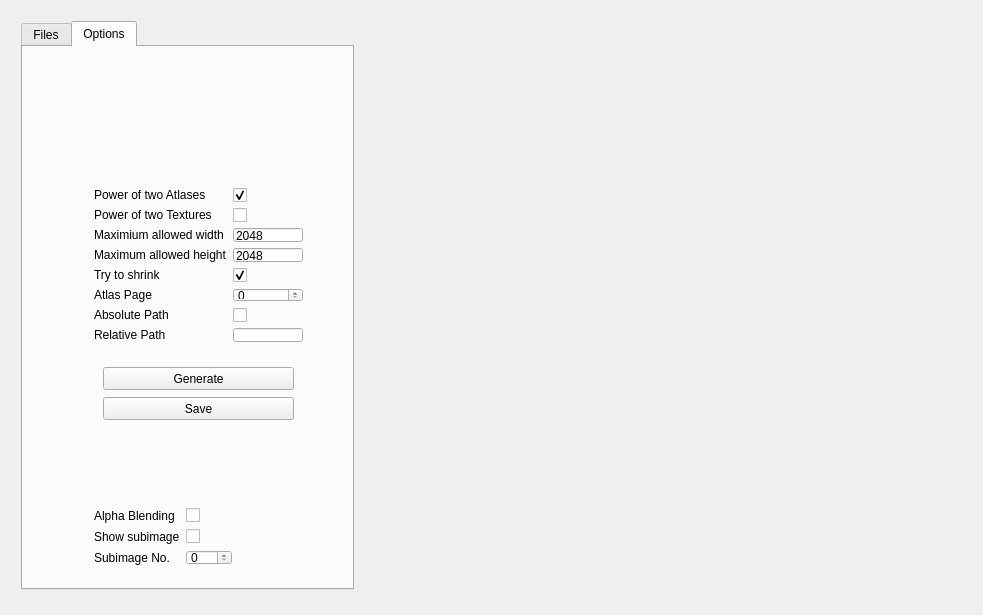
Old version of the form tools/atlas/mainwindow.ui in the repository fifengine/fifengine.
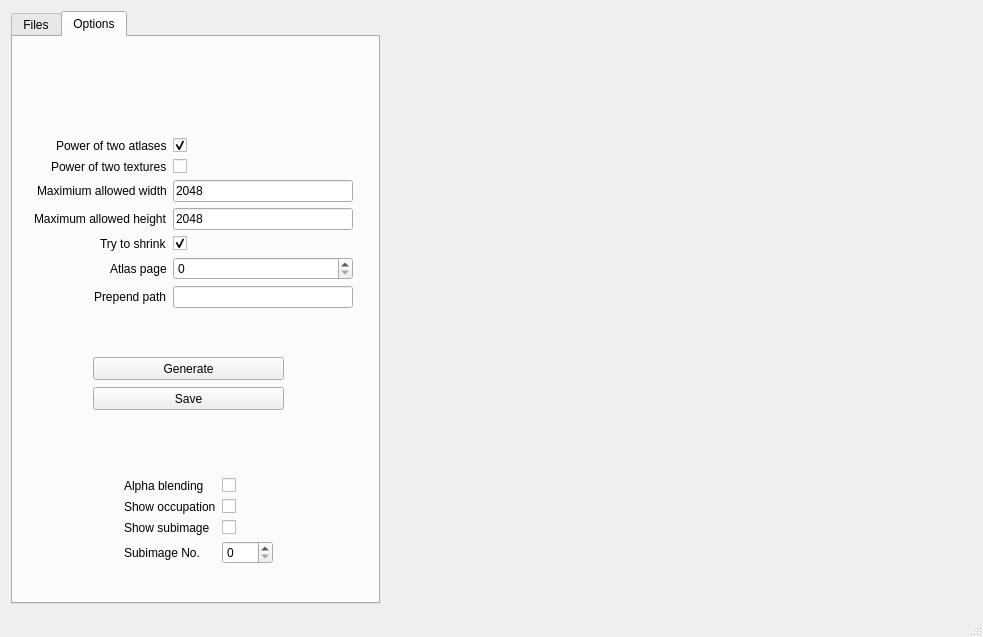
New version of the form. The open tabs and pages were chosen to show the change. Custom widgets are drawn as their Qt base class.

Commit message: * Few enchantments to atlas tool [t:541]   * It tries to pack images tighter now.   * You can now add images from a directory and its subdirectories   * It saves every atlas description to separate file.   * One can highlight subimage in atlas and look how the subimages occupy generated atlas.   * It now tries to guess what path to append to filename.

Diff of the .ui file:
```diff
--- a/tools/atlas/mainwindow.ui
+++ b/tools/atlas/mainwindow.ui
@@ -7,7 +7,7 @@
     <x>0</x>
     <y>0</y>
     <width>983</width>
-    <height>615</height>
+    <height>635</height>
    </rect>
   </property>
   <property name="windowTitle">
@@ -26,15 +26,8 @@
      <height>615</height>
     </size>
    </property>
-   <widget class="QWidget" name="horizontalLayoutWidget">
-    <property name="geometry">
-     <rect>
-      <x>10</x>
-      <y>10</y>
-      <width>961</width>
-      <height>591</height>
-     </rect>
-    </property>
+   <layout class="QGridLayout" name="gridLayout">
+    <item row="0" column="0">
     <layout class="QHBoxLayout" name="horizontalLayout">
      <property name="sizeConstraint">
       <enum>QLayout::SetDefaultConstraint</enum>
@@ -49,10 +42,16 @@
        </property>
        <property name="minimumSize">
         <size>
-         <width>0</width>
+          <width>369</width>
          <height>0</height>
         </size>
        </property>
+        <property name="maximumSize">
+         <size>
+          <width>369</width>
+          <height>16777215</height>
+         </size>
+        </property>
        <property name="currentIndex">
         <number>1</number>
        </property>
@@ -136,20 +135,26 @@
         <widget class="QWidget" name="formLayoutWidget">
          <property name="geometry">
           <rect>
-           <x>60</x>
-           <y>130</y>
-           <width>231</width>
-           <height>176</height>
+            <x>10</x>
+            <y>90</y>
+            <width>341</width>
+            <height>314</height>
           </rect>
          </property>
          <layout class="QFormLayout" name="formLayout">
           <property name="fieldGrowthPolicy">
            <enum>QFormLayout::AllNonFixedFieldsGrow</enum>
           </property>
+           <property name="rowWrapPolicy">
+            <enum>QFormLayout::DontWrapRows</enum>
+           </property>
+           <property name="labelAlignment">
+            <set>Qt::AlignRight|Qt::AlignTrailing|Qt::AlignVCenter</set>
+           </property>
           <item row="0" column="0">
            <widget class="QLabel" name="pOTAtlasLabel">
             <property name="text">
-             <string>Power of two Atlases</string>
+              <string>Power of two atlases</string>
             </property>
            </widget>
           </item>
@@ -163,7 +168,7 @@
           <item row="1" column="0">
            <widget class="QLabel" name="pOTTexturesLabel">
             <property name="text">
-             <string>Power of two Textures</string>
+              <string>Power of two textures</string>
             </property>
            </widget>
           </item>
@@ -215,7 +220,7 @@
           <item row="5" column="0">
            <widget class="QLabel" name="atlasPageLabel">
             <property name="text">
-             <string>Atlas Page</string>
+              <string>Atlas page</string>
             </property>
            </widget>
           </item>
@@ -225,22 +230,12 @@
           <item row="6" column="0">
            <widget class="QLabel" name="absolutePathLabel">
             <property name="text">
-             <string>Absolute Path</string>
+              <string>Prepend path</string>
             </property>
            </widget>
           </item>
           <item row="6" column="1">
-           <widget class="QCheckBox" name="absolutePathCheckBox"/>
-          </item>
-          <item row="7" column="0">
-           <widget class="QLabel" name="relativePathLabel">
-            <property name="text">
-             <string>Relative Path</string>
-            </property>
-           </widget>
-          </item>
-          <item row="7" column="1">
-           <widget class="QLineEdit" name="relativePathLineEdit"/>
+            <widget class="QLineEdit" name="prependPathLineEdit"/>
           </item>
          </layout>
         </widget>
@@ -273,10 +268,10 @@
         <widget class="QWidget" name="formLayoutWidget_2">
          <property name="geometry">
           <rect>
-           <x>60</x>
-           <y>450</y>
-           <width>160</width>
-           <height>79</height>
+            <x>100</x>
+            <y>430</y>
+            <width>171</width>
+            <height>131</height>
           </rect>
          </property>
          <layout class="QFormLayout" name="formLayout_2">
@@ -286,33 +281,43 @@
           <item row="0" column="0">
            <widget class="QLabel" name="alphaBlendingLabel">
             <property name="text">
-             <string>Alpha Blending</string>
+              <string>Alpha blending</string>
             </property>
            </widget>
           </item>
           <item row="0" column="1">
            <widget class="QCheckBox" name="alphaBlendingCheckBox"/>
           </item>
-          <item row="1" column="0">
+           <item row="2" column="0">
            <widget class="QLabel" name="showSubimageLabel">
             <property name="text">
              <string>Show subimage</string>
             </property>
            </widget>
           </item>
-          <item row="2" column="0">
+           <item row="3" column="0">
            <widget class="QLabel" name="subimageNoLabel">
             <property name="text">
              <string>Subimage No.</string>
             </property>
            </widget>
           </item>
-          <item row="2" column="1">
+           <item row="3" column="1">
            <widget class="QSpinBox" name="subimageNoSpinBox"/>
           </item>
-          <item row="1" column="1">
+           <item row="2" column="1">
            <widget class="QCheckBox" name="showSubimageCheckBox"/>
           </item>
+           <item row="1" column="0">
+            <widget class="QLabel" name="showOccupationLabel">
+             <property name="text">
+              <string>Show occupation</string>
+             </property>
+            </widget>
+           </item>
+           <item row="1" column="1">
+            <widget class="QCheckBox" name="showOccupationCheckBox"/>
+           </item>
          </layout>
         </widget>
        </widget>
@@ -321,30 +326,34 @@
      <item>
       <widget class="QWidget" name="previewWidget" native="true">
        <property name="sizePolicy">
-        <sizepolicy hsizetype="MinimumExpanding" vsizetype="MinimumExpanding">
+         <sizepolicy hsizetype="Expanding" vsizetype="Expanding">
          <horstretch>0</horstretch>
          <verstretch>0</verstretch>
         </sizepolicy>
        </property>
        <property name="minimumSize">
         <size>
-         <width>600</width>
-         <height>589</height>
-        </size>
-       </property>
-       <property name="maximumSize">
-        <size>
-         <width>16777215</width>
-         <height>16777215</height>
-        </size>
-       </property>
+          <width>589</width>
+          <height>600</height>
+         </size>
+        </property>
       </widget>
      </item>
     </layout>
-   </widget>
-  </widget>
+    </item>
+   </layout>
+  </widget>
+  <widget class="QStatusBar" name="statusBar"/>
  </widget>
  <layoutdefault spacing="6" margin="11"/>
+ <customwidgets>
+  <customwidget>
+   <class>GLWidget</class>
+   <extends>QWidget</extends>
+   <header>glwidget.h</header>
+   <container>1</container>
+  </customwidget>
+ </customwidgets>
  <resources/>
  <connections/>
 </ui>
```
Left out of the diff: 14 changed lines with no effect on the pictures. Lines whose indentation alone changed are shown as unchanged. The commit also changes 5 other files.
